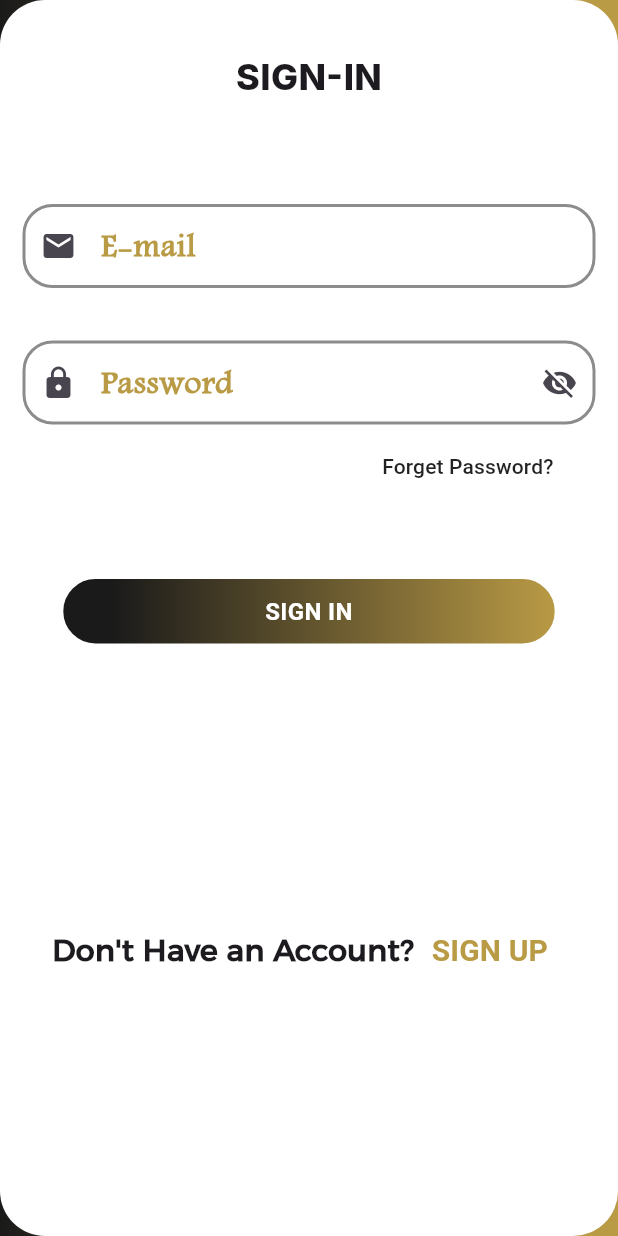
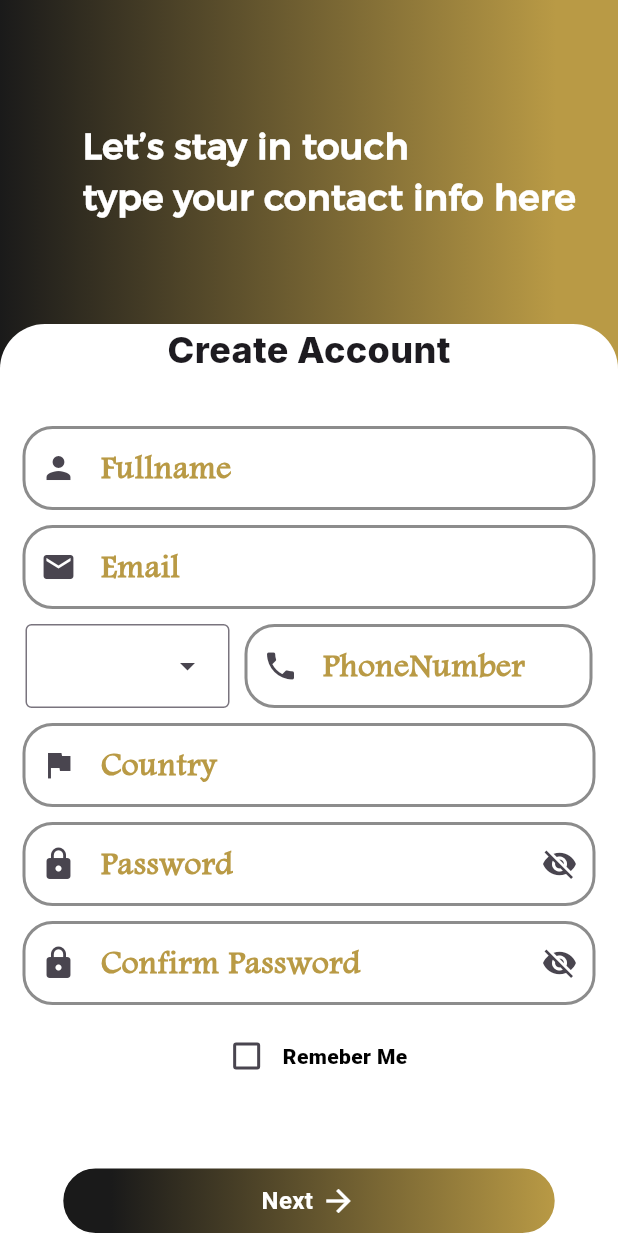
Before and after one commit to Youssef3082004/MateStrenght, a Flutter app: the Login screen opened by its route, scrolled down 188 dp, after a tap on "SIGN UP", on a phone screen of 412 x 824 dp. Run offline on Flutter 3.47's test engine with Material 3 defaults, Android fonts, the phone set to English and light mode, and no system bars.

Commit message:
Signup Interface

```diff
--- a/lib/Widgets/Button.dart
+++ b/lib/Widgets/Button.dart
@@ -6,7 +6,10 @@ class AuthButton extends StatefulWidget{
 
   final String label;
   final VoidCallback onTap;
-  const AuthButton({super.key,required this.label,required this.onTap});
+  final IconData? icon_name;
+  final bool? right_icon;
+
+  const AuthButton({super.key,required this.label,this.icon_name,this.right_icon = false,required this.onTap});
 
   @override
   State<AuthButton> createState() => _AuthButton();
@@ -19,16 +22,46 @@ class _AuthButton extends State<AuthButton>{
   Widget build(BuildContext context) {
 
     double screenWidth = MediaQuery.of(context).size.width;
-    TextStyle textshape = TextStyle(color:Colors.white,fontWeight: FontWeight.w700,fontSize: 16);
-    Text label = Text(widget.label,textAlign: TextAlign.center,style: textshape);
+
+
+
+
+
 
     //! ========================================================== Button Style =============================================
     LinearGradient gr = LinearGradient(colors:[MainColor.gold.color,MainColor.dark.color],stops:[0,0.90],begin:Alignment.topRight,end:Alignment.topLeft);
     BoxDecoration decoration = BoxDecoration(borderRadius: BorderRadius.circular(25),color:Colors.white,gradient:gr,border: BoxBorder.all(color: Colors.white,width:1));
-    Container Button = Container(child: Center(child: label),decoration: decoration,width: (screenWidth*0.8).toDouble(),height: 45);
+    Container Button = Container(child: Center(child: Button_elemnts()),decoration: decoration,width: (screenWidth*0.8).toDouble(),height: 45);
     return InkWell(child: Button,onTap: widget.onTap,);
 
   }
+
+
+  Row Button_elemnts(){
+    TextStyle textshape = TextStyle(color:Colors.white,fontWeight: FontWeight.w700,fontSize: 16);
+    Text label = Text(widget.label,textAlign: TextAlign.center,style: textshape);
+    List<Widget> right_icon = [label,Icon(widget.icon_name,color: Colors.white,)];
+    List<Widget> left_icon = [Icon(widget.icon_name,color: Colors.white,),label];
+
+    if(widget.icon_name == null){
+      return Row(children: [label],mainAxisAlignment: MainAxisAlignment.center,spacing: 5);
+    }
+    else if (widget.right_icon == true && widget.icon_name != null){
+        return Row(children: right_icon,mainAxisAlignment: MainAxisAlignment.center,spacing: 5);
+
+    }
+    else{
+      return Row(children: left_icon,mainAxisAlignment: MainAxisAlignment.center,spacing: 5);
+    }
+
+
+
+
+  }
+
+
+
+
 }
 
 
--- a/lib/Widgets/Textfeild.dart
+++ b/lib/Widgets/Textfeild.dart
@@ -9,8 +9,9 @@ class CustomTextFromFeild extends StatefulWidget{
   final int Trailing_Width;
   final bool password_or_no;
   final IconData prefiex_icon;
+  final bool forgot_password;
   final TextEditingController controller;
-  const CustomTextFromFeild({super.key,required this.title,required this.prefiex_icon,required this.hint_text,required this.password_or_no,required this.controller,this.Trailing_Width = 0});
+  const CustomTextFromFeild({super.key,required this.title,required this.prefiex_icon,required this.hint_text,required this.password_or_no,this.forgot_password = true,required this.controller,this.Trailing_Width = 0});
 
   @override
   State<CustomTextFromFeild> createState() => _CustomTextFromFeild();
@@ -42,7 +43,7 @@ class _CustomTextFromFeild extends State<CustomTextFromFeild>{
         focusedBorder: OutlineInputBorder(borderRadius: BorderRadius.circular(15),borderSide: BorderSide(color: Colors.black,width: 3)),
         enabledBorder:OutlineInputBorder(borderRadius: BorderRadius.circular(20),borderSide: BorderSide(color: Colors.black45,width: 2)),
         suffixIcon: IconButton(icon: Icon(see ? Icons.visibility : Icons.visibility_off),onPressed: () => setState(() {see = !see;}),)
-        ,hint: Text(hint_text),counter:forget,labelText: widget.title,labelStyle: Label_style );
+        ,hint: Text(hint_text),counter:widget.forgot_password? forget:null,labelText: widget.title,labelStyle: Label_style );
       }
 
       else{
--- a/lib/auth/Auth.dart
+++ b/lib/auth/Auth.dart
@@ -23,7 +23,7 @@ class _Auth extends State<Auth>{
 
     //! =============================================================== Buttons ====================================================
     AuthButton sigin = AuthButton(label: "SIGN IN",  onTap: () => Navigator.pushNamedAndRemoveUntil(context,"/login", (route) => false));
-    Inkbutton signup = Inkbutton(label: "SIGN UP",  onTap: (){});
+    Inkbutton signup = Inkbutton(label: "SIGN UP",  onTap: ()=> Navigator.pushNamedAndRemoveUntil(context, "/signup", (route) => false));
     Column Button_Column = Column(children: [sigin,signup],mainAxisAlignment: MainAxisAlignment.center,crossAxisAlignment: CrossAxisAlignment.center,spacing: 20,);
 
     //! =============================================================== Text ====================================================
--- a/lib/auth/Signup.dart
+++ b/lib/auth/Signup.dart
@@ -0,0 +1,85 @@
+import "package:matestrenght/Widgets/Button.dart";
+import "package:matestrenght/Widgets/Textfeild.dart";
+import "package:flutter/material.dart";
+import "package:matestrenght/Constant/Constants.dart";
+
+
+
+class Signup extends StatefulWidget{
+
+  const Signup({super.key});
+  @override
+  State<Signup> createState() => _Signup();
+
+}
+
+
+
+class _Signup extends State<Signup>{
+
+  bool Remember = false;
+  final email_value =  TextEditingController();
+  final password_value =  TextEditingController();
+
+  @override
+  Widget build(BuildContext context) {
+    double Height = MediaQuery.of(context).size.height;
+
+    //! =========================================================== First Container ==================================================
+    TextStyle textStyle = TextStyle(fontSize: 24,color: Colors.white,fontWeight: FontWeight.w800,fontFamily: "Alex");
+    Text LoginText = Text("    Let’s stay in touch \n    type your contact info here\n\n",style: textStyle);
+
+    //! =========================================================== Second Container  ==================================================
+
+    Row createaccount = Row(children: [Text("Create Account\n",style: const TextStyle(fontFamily:"Inter",fontSize: 24,fontWeight: FontWeight.w800))],mainAxisAlignment: MainAxisAlignment.center,);
+
+    CustomTextFromFeild Fullname = CustomTextFromFeild(hint_text: "Write Your Fullname",password_or_no: false,title: "Fullname",controller:email_value,Trailing_Width:30 ,prefiex_icon: Icons.person);
+    CustomTextFromFeild Email = CustomTextFromFeild(hint_text: "Write Your Email",password_or_no: false,title: "Email",controller:email_value,Trailing_Width:30 ,prefiex_icon: Icons.email,);
+
+    CustomTextFromFeild phonenumber = CustomTextFromFeild(hint_text: "Write Your PhoneNumber",password_or_no: false,title: "PhoneNumber",controller:email_value,Trailing_Width:180 ,prefiex_icon: Icons.phone,);
+    DropdownMenu contries = DropdownMenu(dropdownMenuEntries: [DropdownMenuEntry(value: "hala", label: "hala")],);
+    Row Phone_row = Row(children: [contries,phonenumber],mainAxisAlignment: MainAxisAlignment.center,spacing: 10,);
+
+    CustomTextFromFeild country = CustomTextFromFeild(hint_text: "Write Your Country",password_or_no: false,title: "Country",controller:email_value,Trailing_Width:30 ,prefiex_icon: Icons.flag,);
+    CustomTextFromFeild password = CustomTextFromFeild(hint_text: "Write Your Password",password_or_no: true,forgot_password: false,title: "Password",controller:email_value,Trailing_Width:30 ,prefiex_icon: Icons.lock,);
+    CustomTextFromFeild confirm_password = CustomTextFromFeild(hint_text: "",password_or_no: true,forgot_password: false,title: "Confirm Password",controller: password_value,Trailing_Width:30 ,prefiex_icon: Icons.lock,);
+
+
+    Text Chechbox_text = Text("Remeber Me",style: TextStyle(color: Colors.black,fontWeight: FontWeight.w800),);
+    Checkbox Remember_me = Checkbox(value: Remember, onChanged: (value) => setState(() {Remember = value!;}));
+    Row Remember_me_row = Row(children: [Remember_me,Chechbox_text],mainAxisAlignment: MainAxisAlignment.center);
+
+    Column Inputs = Column(children: [Fullname,Email,Phone_row,country,password,confirm_password,Remember_me_row],spacing: 10,mainAxisAlignment: MainAxisAlignment.center);
+
+    //! =========================================================== Signin Button  ==================================================
+
+    AuthButton Next_button = AuthButton(label: "Next", onTap: ()=> print("gggg"),icon_name: Icons.arrow_forward,right_icon: true);
+
+
+    //! =========================================================== Sign Up  ==================================================
+    Text signin_text = Text("Have an Account?",style: TextStyle(fontFamily: "Alex",fontWeight: FontWeight.w700,fontSize: 20));
+    TextButton signin_button = TextButton(onPressed: ()=> Navigator.pushNamedAndRemoveUntil(context, "/login", (route) => false), child:Text("SIGN IN",style: TextStyle(color: MainColor.gold.color,fontWeight: FontWeight.w700,fontSize: 20),));
+    Row signin_row = Row(children: [signin_text,signin_button],mainAxisAlignment: MainAxisAlignment.center);
+
+    ListView second_controls = ListView(children: [createaccount,Inputs,SizedBox(height: 50,),Row(children: [Next_button],mainAxisAlignment: MainAxisAlignment.center),SizedBox(height: 35),signin_row],physics: NeverScrollableScrollPhysics());
+    BoxDecoration SecondContainer_decor = BoxDecoration(borderRadius: BorderRadius.only(topLeft: Radius.circular(30),topRight: Radius.circular(30)),color: Colors.white);
+    Container SecondContainer = Container(child: second_controls,decoration: SecondContainer_decor,height:Height-120,padding: EdgeInsets.all(0));
+
+    //! =========================================================== main Page Controls ==================================================
+
+    SingleChildScrollView Controls =SingleChildScrollView(child:Column(children: [Padding(padding: const EdgeInsets.only(top: 80),child: LoginText),SecondContainer]));
+    BoxDecoration decoration = BoxDecoration(gradient: LinearGradient(colors: [MainColor.dark.color,MainColor.gold.color],stops:[0,0.9],begin: Alignment.centerLeft,end: Alignment.centerRight));
+    Container main_app = Container(child: Controls,decoration: decoration,padding: EdgeInsets.all(0));
+    return Scaffold(body: main_app);
+  }
+}
+
+
+
+
+
+
+
+// Text Chechbox_text = Text("Remeber Me",style: TextStyle(color: Colors.black,fontWeight: FontWeight.w800),);
+// Checkbox Remember_me = Checkbox(value: Remember, onChanged: (value) => setState(() {Remember = value!;}));
+// Row Remember_me_row = Row(children: [Remember_me,Chechbox_text],mainAxisAlignment: MainAxisAlignment.center);
--- a/lib/auth/login.dart
+++ b/lib/auth/login.dart
@@ -40,12 +40,12 @@ class _Login extends State<Login>{
 
     //! =========================================================== Signin Button  ==================================================
 
-    AuthButton sigin_button = AuthButton(label: "SIGN IN", onTap: ()=> print("gggg"));
+    AuthButton sigin_button = AuthButton(label: "SIGN IN", onTap: ()=> print("gggg"),icon_name: Icons.login);
 
 
     //! =========================================================== Sign Up  ==================================================
     Text signup_text = Text("Don't Have an Account?",style: TextStyle(fontFamily: "Alex",fontWeight: FontWeight.w700,fontSize: 20));
-    TextButton signup_button = TextButton(onPressed: (){}, child:Text("SIGN UP",style: TextStyle(color: MainColor.gold.color,fontWeight: FontWeight.w700,fontSize: 20),));
+    TextButton signup_button = TextButton(onPressed: ()=>Navigator.pushNamedAndRemoveUntil(context, "/signup", (route) => false), child:Text("SIGN UP",style: TextStyle(color: MainColor.gold.color,fontWeight: FontWeight.w700,fontSize: 20),));
     Row signup_row = Row(children: [signup_text,signup_button],mainAxisAlignment: MainAxisAlignment.center);
 
     ListView second_controls = ListView(children: [signin,Inputs,SizedBox(height: 50,),Row(children: [sigin_button],mainAxisAlignment: MainAxisAlignment.center),SizedBox(height: 180,),signup_row],physics: NeverScrollableScrollPhysics());
--- a/lib/main.dart
+++ b/lib/main.dart
@@ -1,6 +1,7 @@
 import 'package:flutter/material.dart';
+import 'auth/Auth.dart';
 import 'auth/login.dart';
-import 'auth/Auth.dart';
+import 'auth/Signup.dart';
 
 void main() {
   runApp(const Myapp());
@@ -24,10 +25,12 @@ class _Myapp extends State<Myapp>{
     Map<String,WidgetBuilder> routes = {
       "/auth":(context) => Auth(),
       "/login":(context) => Login(),
+      "/signup":(context) => Signup(),
+
     };
 
     ThemeData Animiation = ThemeData(pageTransitionsTheme: PageTransitionsTheme(builders: {TargetPlatform.android:FadeForwardsPageTransitionsBuilder(backgroundColor: Colors.black)}));
-   return MaterialApp(home: Login(),routes:routes,theme: Animiation,);
+   return MaterialApp(home: Auth(),routes:routes,theme: Animiation,);
 
 
   }
```
